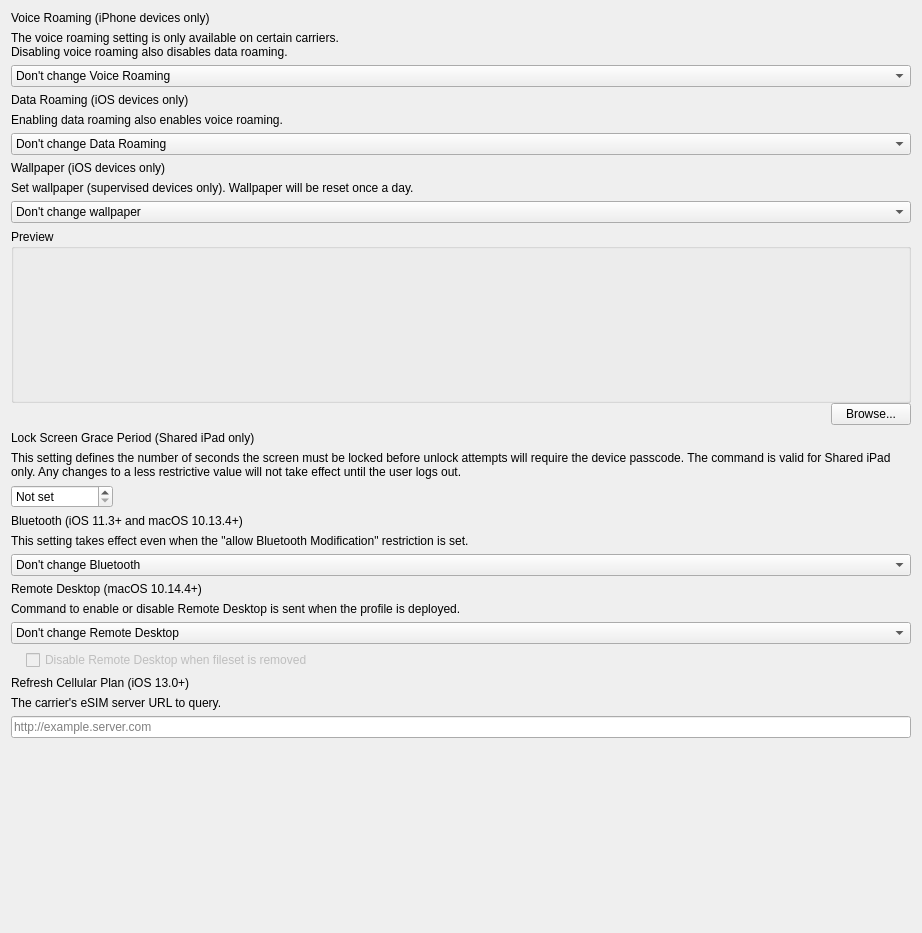
Above: FWAdminLib/Configurator/CommandPolicyForm.ui from fw-dev/translations before the change. Below: the same form after it.
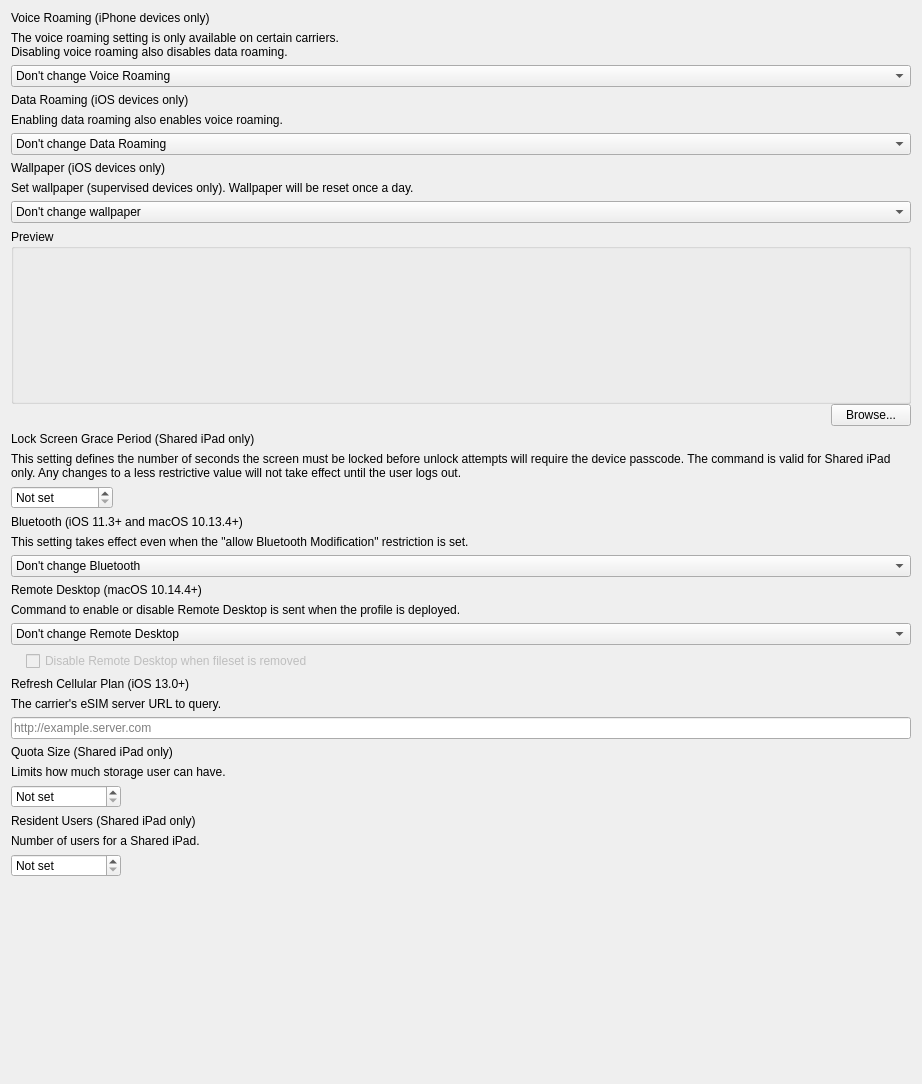
That is the form after the change.

What changed in the file:
```diff
--- a/FWAdminLib/Configurator/CommandPolicyForm.ui
+++ b/FWAdminLib/Configurator/CommandPolicyForm.ui
@@ -7,7 +7,7 @@
     <x>0</x>
     <y>0</y>
     <width>922</width>
-    <height>933</height>
+    <height>1084</height>
    </rect>
   </property>
   <property name="windowTitle">
@@ -473,6 +473,158 @@
      </property>
     </widget>
    </item>
+   <item>
+    <widget class="QLabel" name="labelQuotaSize">
+     <property name="text">
+      <string>Quota Size (Shared iPad only)</string>
+     </property>
+    </widget>
+   </item>
+   <item>
+    <widget class="QLabel" name="lTipQuotaSize">
+     <property name="text">
+      <string>Limits how much storage user can have.</string>
+     </property>
+    </widget>
+   </item>
+   <item>
+    <widget class="QWidget" name="widgetQuotaSize" native="true">
+     <layout class="QHBoxLayout" name="horizontalLayout_4">
+      <property name="spacing">
+       <number>0</number>
+      </property>
+      <property name="leftMargin">
+       <number>0</number>
+      </property>
+      <property name="topMargin">
+       <number>0</number>
+      </property>
+      <property name="rightMargin">
+       <number>0</number>
+      </property>
+      <property name="bottomMargin">
+       <number>0</number>
+      </property>
+      <item>
+       <widget class="QSpinBox" name="quotaSize">
+        <property name="sizePolicy">
+         <sizepolicy hsizetype="Preferred" vsizetype="Fixed">
+          <horstretch>0</horstretch>
+          <verstretch>0</verstretch>
+         </sizepolicy>
+        </property>
+        <property name="minimumSize">
+         <size>
+          <width>110</width>
+          <height>0</height>
+         </size>
+        </property>
+        <property name="specialValueText">
+         <string>Not set</string>
+        </property>
+        <property name="suffix">
+         <string> MB</string>
+        </property>
+        <property name="minimum">
+         <number>2047</number>
+        </property>
+        <property name="maximum">
+         <number>30720</number>
+        </property>
+        <property name="singleStep">
+         <number>1</number>
+        </property>
+       </widget>
+      </item>
+      <item>
+       <spacer name="horizontalSpacerQuotaSize">
+        <property name="orientation">
+         <enum>Qt::Horizontal</enum>
+        </property>
+        <property name="sizeHint" stdset="0">
+         <size>
+          <width>40</width>
+          <height>20</height>
+         </size>
+        </property>
+       </spacer>
+      </item>
+     </layout>
+    </widget>
+   </item>
+   <item>
+    <widget class="QLabel" name="labelResidentUsers">
+     <property name="text">
+      <string>Resident Users (Shared iPad only)</string>
+     </property>
+    </widget>
+   </item>
+   <item>
+    <widget class="QLabel" name="lTipResidentUsers">
+     <property name="text">
+      <string>Number of users for a Shared iPad.</string>
+     </property>
+    </widget>
+   </item>
+   <item>
+    <widget class="QWidget" name="widgetResidentUsers" native="true">
+     <layout class="QHBoxLayout" name="horizontalLayout_5">
+      <property name="spacing">
+       <number>0</number>
+      </property>
+      <property name="leftMargin">
+       <number>0</number>
+      </property>
+      <property name="topMargin">
+       <number>0</number>
+      </property>
+      <property name="rightMargin">
+       <number>0</number>
+      </property>
+      <property name="bottomMargin">
+       <number>0</number>
+      </property>
+      <item>
+       <widget class="QSpinBox" name="residentUsers">
+        <property name="sizePolicy">
+         <sizepolicy hsizetype="Preferred" vsizetype="Fixed">
+          <horstretch>0</horstretch>
+          <verstretch>0</verstretch>
+         </sizepolicy>
+        </property>
+        <property name="minimumSize">
+         <size>
+          <width>110</width>
+          <height>0</height>
+         </size>
+        </property>
+        <property name="specialValueText">
+         <string>Not set</string>
+        </property>
+        <property name="minimum">
+         <number>0</number>
+        </property>
+        <property name="maximum">
+         <number>32</number>
+        </property>
+       </widget>
+      </item>
+      <item>
+       <spacer name="horizontalSpacerResidentUsers">
+        <property name="orientation">
+         <enum>Qt::Horizontal</enum>
+        </property>
+        <property name="sizeHint" stdset="0">
+         <size>
+          <width>40</width>
+          <height>20</height>
+         </size>
+        </property>
+       </spacer>
+      </item>
+     </layout>
+    </widget>
+   </item>
    <item>
     <spacer name="verticalSpacer">
      <property name="orientation">
```
Left out of the diff: 13 changed lines with no effect on the pictures.
